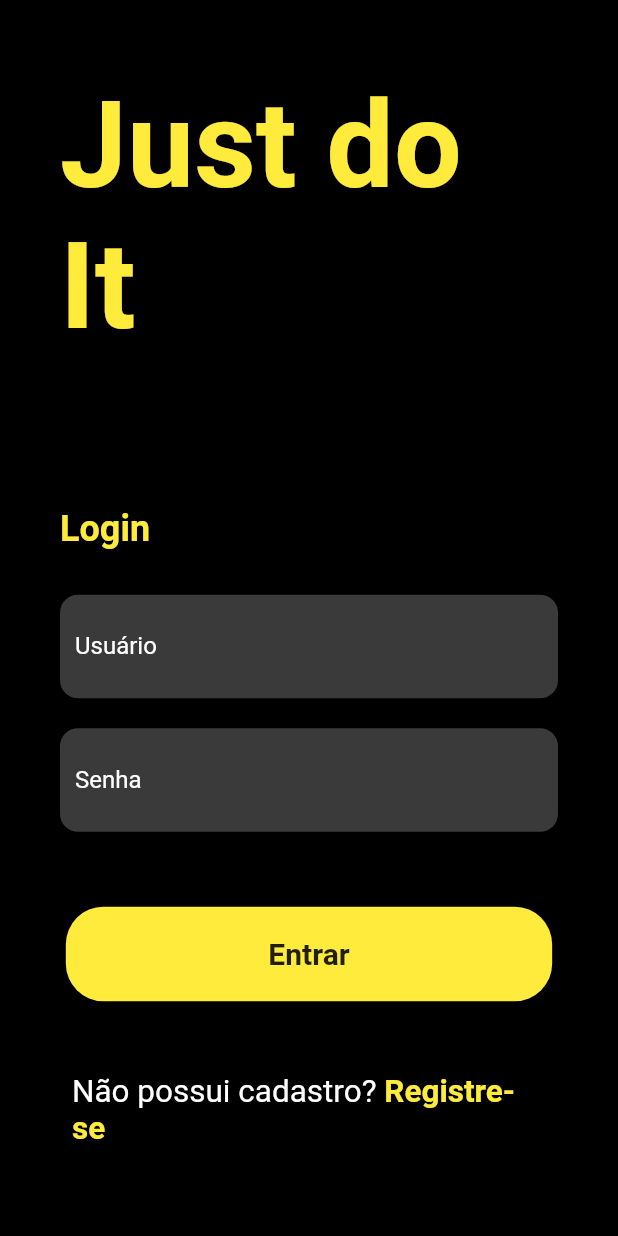
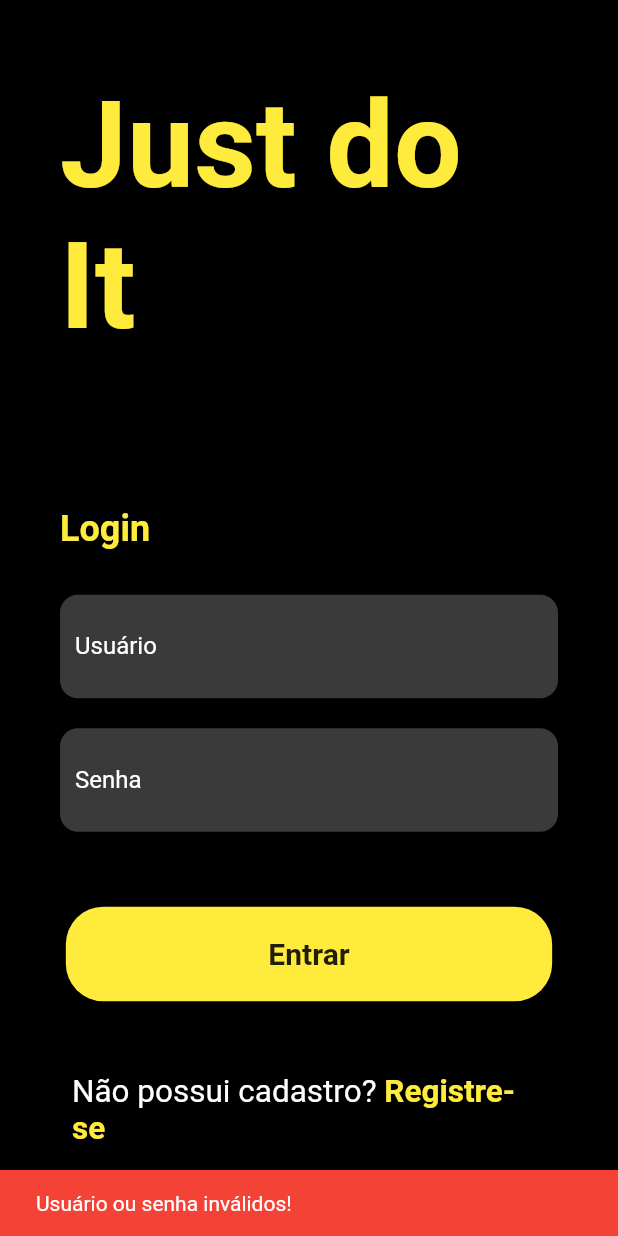
Before and after one commit to Pareidollya/app, a Flutter app: the screen it shows after launch, after a tap on "Entrar", on a phone screen of 412 x 824 dp. Run offline on Flutter 3.47's test engine with Material 2 defaults, Android fonts, the phone set to English and light mode, and no system bars.

Commit message:
mock login

```diff
--- a/lib/pages/login.dart
+++ b/lib/pages/login.dart
@@ -7,6 +7,23 @@ class LoginPage extends StatefulWidget {
 }
 
 class _LoginPageState extends State<LoginPage> {
+  final TextEditingController _userController = TextEditingController();
+  final TextEditingController _passwordController = TextEditingController();
+
+  void _handleLogin() {
+    //enquanto nao tiver firebase
+    if (_userController.text == "123" && _passwordController.text == "123") {
+      Navigator.pushNamed(context, '/home');
+    } else {
+      ScaffoldMessenger.of(context).showSnackBar(
+        const SnackBar(
+          content: Text('Usuário ou senha inválidos!'),
+          backgroundColor: Colors.red,
+        ),
+      );
+    }
+  }
+
   @override
   Widget build(BuildContext context) {
     return Scaffold(
@@ -37,36 +54,16 @@ class _LoginPageState extends State<LoginPage> {
               ),
             ),
             const SizedBox(height: 30),
-            InputLarge(labelText: "Usuário"),
-            // TextField(
-            //   cursorColor: Colors.yellow,
-            //   style: TextStyle(color: Colors.white),
-            //   decoration: InputDecoration(
-            //     contentPadding:
-            //         EdgeInsets.symmetric(vertical: 25.0, horizontal: 10.0),
-            //     filled: true,
-            //     fillColor: Color.fromARGB(255, 58, 58,
-            //         58),
-            //     labelText: "Usuário",
-            //     labelStyle: TextStyle(color: Colors.white),
-            //     enabledBorder: OutlineInputBorder(
-            //       borderSide: BorderSide.none,
-            //       borderRadius: BorderRadius.circular(12.0),
-            //     ),
-            //     focusedBorder: OutlineInputBorder(
-            //       borderSide: BorderSide(color: Colors.yellow, width: 2.0),
-            //       borderRadius: BorderRadius.circular(12.0),
-            //     ),
-            //   ),
-            // ),
+            InputLarge(labelText: "Usuário", controller: _userController),
             const SizedBox(height: 20),
             InputLarge(
               labelText: "Senha",
               obscureText: true,
+              controller: _passwordController,
             ),
             const SizedBox(height: 50),
             ElevatedButton(
-              onPressed: () {},
+              onPressed: _handleLogin,
               style: ElevatedButton.styleFrom(
                 primary: Colors.yellow,
                 onPrimary: Colors.black,
@@ -87,7 +84,9 @@ class _LoginPageState extends State<LoginPage> {
             ),
             const SizedBox(height: 40),
             TextButton(
-              onPressed: () {},
+              onPressed: () {
+                Navigator.pushNamed(context, '/register');
+              },
               child: RichText(
                 text: const TextSpan(
                   text: 'Não possui cadastro? ',
@@ -110,4 +109,11 @@ class _LoginPageState extends State<LoginPage> {
       ),
     );
   }
+
+  @override
+  void dispose() {
+    _userController.dispose();
+    _passwordController.dispose();
+    super.dispose();
+  }
 }
```
